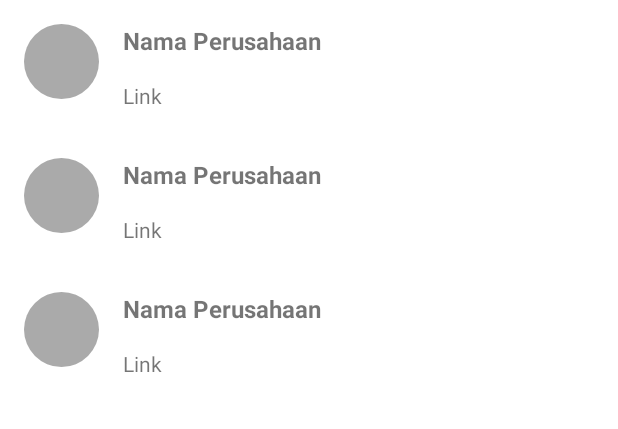
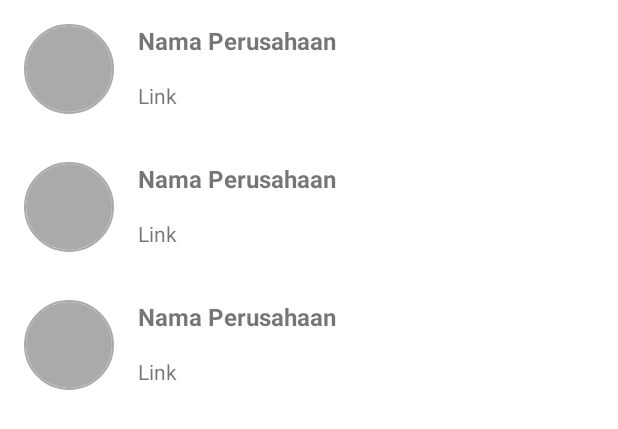
Before and after one commit to NadiaLayraAziza/mini-project-mobile, an Android app: the layout activity_main.xml on its own in the app's theme, with its tools: preview values and no code run, on a phone screen of 412 x 824 dp. Shown: the top 429 px of the screen. Run offline under Robolectric (Android 15) with nearby library versions, the phone set to English and light mode, and no system bars.

```diff
--- a/app/src/main/java/org/aplas/mini_project_nadialayraaziza/PerusahaanAdapter.java
+++ b/app/src/main/java/org/aplas/mini_project_nadialayraaziza/PerusahaanAdapter.java
@@ -33,7 +33,7 @@ public class PerusahaanAdapter extends RecyclerView.Adapter<PerusahaanAdapter.Li
         Perusahaan p = listPerusahaan.get(position);
         Glide.with(holder.itemView.getContext())
                 .load(p.getLogo())
-                .apply(new RequestOptions().override(50, 50))
+                .apply(new RequestOptions().override(60, 60))
                 .into(holder.imgLogo);
         holder.tvName.setText(p.getName());
         holder.tvLink.setText(p.getLink());
--- a/app/src/main/res/layout/activity_list.xml
+++ b/app/src/main/res/layout/activity_list.xml
@@ -3,15 +3,18 @@
     xmlns:tools="http://schemas.android.com/tools"
     android:layout_width="match_parent"
     android:layout_height="wrap_content"
+    xmlns:app="http://schemas.android.com/apk/res-auto"
     android:orientation="horizontal"
     android:padding="16dp">
 
     <de.hdodenhof.circleimageview.CircleImageView
         android:id="@+id/imgLogoItem"
-        android:layout_width="50dp"
-        android:layout_height="50dp"
+        android:layout_width="60dp"
+        android:layout_height="60dp"
         android:layout_marginEnd="16dp"
         android:layout_marginRight="16dp"
+        app:civ_border_color="@android:color/darker_gray"
+        app:civ_border_width="1dp"
         tools:src="@android:color/darker_gray"/>
 
     <LinearLayout
```
Also changed, not shown: app/src/main/java/org/aplas/mini_project_nadialayraaziza/MainActivity.java (+19 -0 lines), app/src/main/res/drawable/adobe.png.
